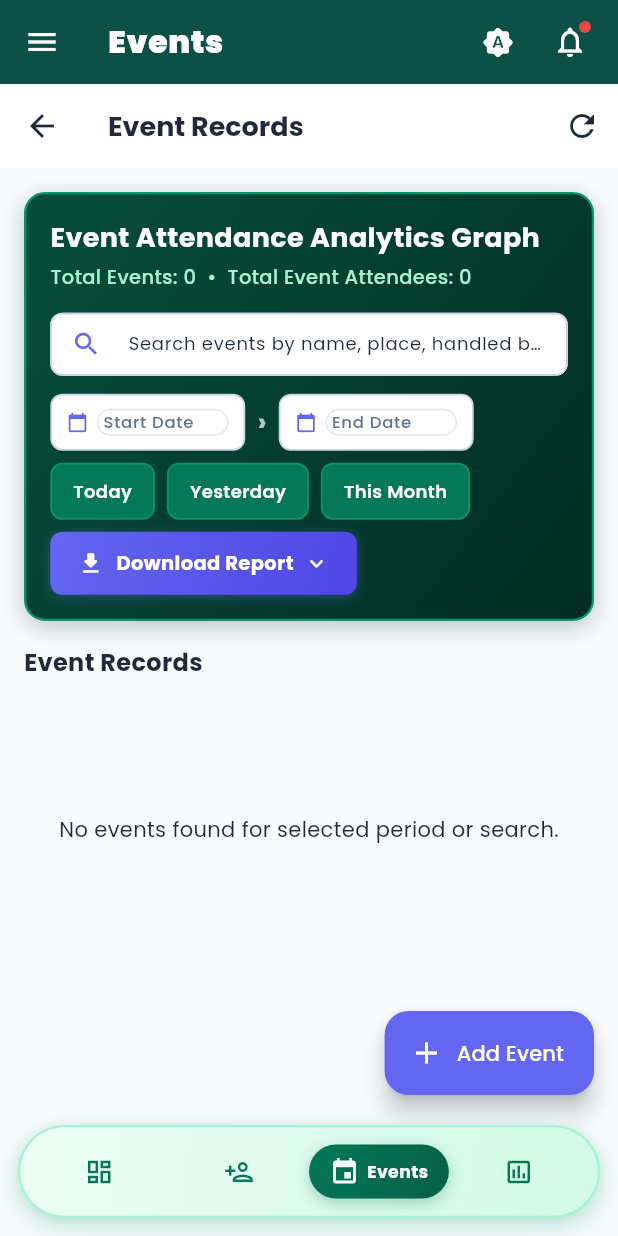
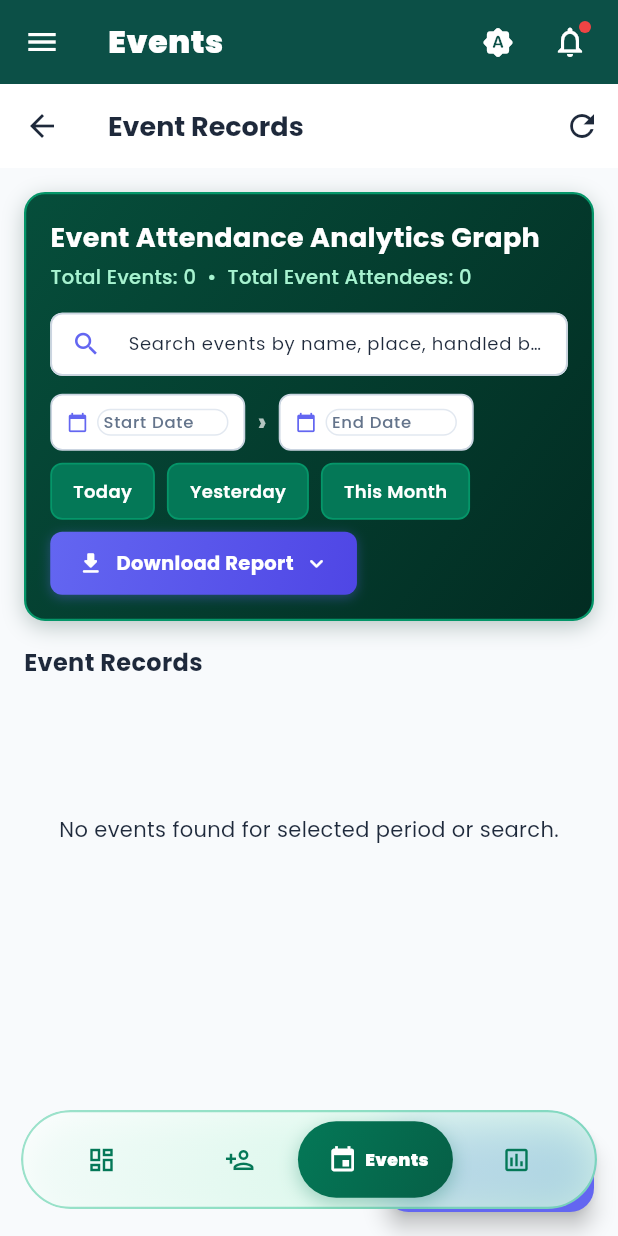
Before and after one commit to mdnaseef2004/City-Guest-Flutter, a Flutter app: the MainNavigationShell screen opened directly, item 3 of the bottom bar chosen, on a phone screen of 412 x 824 dp. Run offline on Flutter 3.47's test engine with Material 3 defaults, Android fonts, the phone set to English and light mode, and no system bars; our stand-ins replace file_picker, fl_chart, google_fonts, image_picker, pdf, printing and 2 more; missing offline and left inert: dart:js, excel; accounts and stored records are empty.

Commit message:
Add transparent glassmorphism moving liquid bottom navbar and smooth bouncy scroll behavior across web and mobile

```diff
--- /dev/null
+++ b/lib/core/scroll_behavior.dart
@@ -0,0 +1,30 @@
+import 'package:flutter/gestures.dart';
+import 'package:flutter/material.dart';
+
+class AppScrollBehavior extends MaterialScrollBehavior {
+  const AppScrollBehavior();
+
+  @override
+  Set<PointerDeviceKind> get dragDevices => {
+        PointerDeviceKind.touch,
+        PointerDeviceKind.mouse,
+        PointerDeviceKind.stylus,
+        PointerDeviceKind.trackpad,
+      };
+
+  @override
+  Widget buildScrollbar(BuildContext context, Widget child, ScrollableDetails details) {
+    return Scrollbar(
+      controller: details.controller,
+      thickness: 6,
+      radius: const Radius.circular(8),
+      thumbVisibility: false,
+      child: child,
+    );
+  }
+
+  @override
+  ScrollPhysics getScrollPhysics(BuildContext context) {
+    return const BouncingScrollPhysics(parent: AlwaysScrollableScrollPhysics());
+  }
+}
--- a/lib/main.dart
+++ b/lib/main.dart
@@ -3,6 +3,7 @@
 import 'package:provider/provider.dart';
 import 'config/constants.dart';
 import 'config/theme.dart';
+import 'core/scroll_behavior.dart';
 import 'providers/auth_provider.dart';
 import 'providers/guest_provider.dart';
 import 'providers/theme_provider.dart';
@@ -36,6 +37,7 @@
           return MaterialApp(
             title: AppConstants.appName,
             debugShowCheckedModeBanner: false,
+            scrollBehavior: const AppScrollBehavior(),
             theme: AppTheme.lightTheme,
             darkTheme: AppTheme.darkTheme,
             themeMode: themeProvider.themeMode,
--- a/lib/views/main_navigation_shell.dart
+++ b/lib/views/main_navigation_shell.dart
@@ -1,3 +1,4 @@
+import 'dart:ui';
 import 'package:flutter/material.dart';
 import 'package:google_fonts/google_fonts.dart';
 import 'package:provider/provider.dart';
@@ -255,7 +256,28 @@
               ],
             ),
           ),
-          body: _getSelectedView(isSuperAdmin),
+          extendBody: true,
+          body: AnimatedSwitcher(
+            duration: const Duration(milliseconds: 300),
+            switchInCurve: Curves.easeOutCubic,
+            switchOutCurve: Curves.easeInCubic,
+            transitionBuilder: (Widget child, Animation<double> animation) {
+              return FadeTransition(
+                opacity: animation,
+                child: SlideTransition(
+                  position: Tween<Offset>(
+                    begin: const Offset(0.0, 0.02),
+                    end: Offset.zero,
+                  ).animate(animation),
+                  child: child,
+                ),
+              );
+            },
+            child: KeyedSubtree(
+              key: ValueKey<int>(_selectedIndex),
+              child: _getSelectedView(isSuperAdmin),
+            ),
+          ),
           bottomNavigationBar: _buildLiquidBottomNavBar(navItems),
         ),
 
@@ -445,38 +467,79 @@
     final isDark = Theme.of(context).brightness == Brightness.dark;
 
     return Container(
-      margin: const EdgeInsets.only(left: 12, right: 12, bottom: 12, top: 4),
-      height: 62,
+      margin: const EdgeInsets.only(left: 14, right: 14, bottom: 18, top: 4),
+      height: 66,
+      child: ClipRRect(
+        borderRadius: BorderRadius.circular(36),
+        child: BackdropFilter(
+          filter: ImageFilter.blur(sigmaX: 16, sigmaY: 16),
+          child: Container(
             decoration: BoxDecoration(
               gradient: LinearGradient(
                 colors: isDark
-              ? [const Color(0xFF1E293B), const Color(0xFF0F172A)]
-              : [const Color(0xFFECFDF5), const Color(0xFFD1FAE5)],
+                    ? [
+                        const Color(0xFF1E293B).withValues(alpha: 0.78),
+                        const Color(0xFF0F172A).withValues(alpha: 0.72),
+                      ]
+                    : [
+                        Colors.white.withValues(alpha: 0.78),
+                        const Color(0xFFD1FAE5).withValues(alpha: 0.68),
+                      ],
                 begin: Alignment.topLeft,
                 end: Alignment.bottomRight,
               ),
-        borderRadius: BorderRadius.circular(32),
+              borderRadius: BorderRadius.circular(36),
               border: Border.all(
-          color: isDark ? const Color(0xFF334155) : const Color(0xFFA7F3D0),
+                color: isDark
+                    ? const Color(0xFF334155).withValues(alpha: 0.8)
+                    : const Color(0xFF10B981).withValues(alpha: 0.4),
                 width: 1.5,
               ),
-        boxShadow: const [
+              boxShadow: [
                 BoxShadow(
-            color: Color(0x3510B981),
-            blurRadius: 16,
-            spreadRadius: 1,
-            offset: Offset(0, 6),
-          ),
-          BoxShadow(
-            color: Color(0x1A064E3B),
-            blurRadius: 6,
-            offset: Offset(0, 2),
+                  color: isDark
+                      ? const Color(0x60000000)
+                      : const Color(0x3510B981),
+                  blurRadius: 20,
+                  spreadRadius: 2,
+                  offset: const Offset(0, 8),
                 ),
               ],
             ),
             child: Padding(
               padding: const EdgeInsets.symmetric(horizontal: 6, vertical: 6),
-        child: Row(
+              child: Stack(
+                children: [
+                  // Smooth Gliding Liquid Indicator Pill Background
+                  AnimatedAlign(
+                    duration: const Duration(milliseconds: 350),
+                    curve: Curves.easeOutBack,
+                    alignment: Alignment(-1.0 + (activeIndex * (2.0 / 3.0)), 0.0),
+                    child: FractionallySizedBox(
+                      widthFactor: 0.28,
+                      heightFactor: 1.0,
+                      child: Container(
+                        decoration: BoxDecoration(
+                          gradient: const LinearGradient(
+                            colors: [Color(0xFF047857), Color(0xFF065F46)],
+                            begin: Alignment.topLeft,
+                            end: Alignment.bottomRight,
+                          ),
+                          borderRadius: BorderRadius.circular(28),
+                          boxShadow: const [
+                            BoxShadow(
+                              color: Color(0x50047857),
+                              blurRadius: 10,
+                              offset: Offset(0, 4),
+                            ),
+                          ],
+                        ),
+                      ),
+                    ),
+                  ),
+
+                  // Interactive Tab Items Layer
+                  Row(
                     mainAxisAlignment: MainAxisAlignment.spaceAround,
                     children: List.generate(mobileIndices.length, (index) {
                       final isSelected = activeIndex == index;
@@ -490,38 +553,17 @@
                             });
                           },
                           behavior: HitTestBehavior.opaque,
-                child: AnimatedContainer(
-                  duration: const Duration(milliseconds: 280),
-                  curve: Curves.easeOutCubic,
-                  padding: EdgeInsets.symmetric(
-                    horizontal: isSelected ? 10 : 4,
-                    vertical: 8,
-                  ),
-                  decoration: BoxDecoration(
-                    gradient: isSelected
-                        ? const LinearGradient(
-                            colors: [Color(0xFF047857), Color(0xFF065F46)],
-                            begin: Alignment.topLeft,
-                            end: Alignment.bottomRight,
-                          )
-                        : null,
-                    borderRadius: BorderRadius.circular(24),
-                    boxShadow: isSelected
-                        ? const [
-                            BoxShadow(
-                              color: Color(0x50047857),
-                              blurRadius: 8,
-                              offset: Offset(0, 3),
-                            ),
-                          ]
-                        : null,
-                  ),
+                          child: Center(
+                            child: AnimatedSwitcher(
+                              duration: const Duration(milliseconds: 200),
                               child: Row(
+                                key: ValueKey<bool>(isSelected),
                                 mainAxisAlignment: MainAxisAlignment.center,
+                                mainAxisSize: MainAxisSize.min,
                                 children: [
                                   Icon(
                                     isSelected ? item.activeIcon : item.icon,
-                        size: isSelected ? 20 : 20,
+                                    size: 20,
                                     color: isSelected
                                         ? Colors.white
                                         : (isDark ? const Color(0xFF94A3B8) : const Color(0xFF047857)),
@@ -531,9 +573,9 @@
                                     Flexible(
                                       child: Text(
                                         item.title,
-                            style: const TextStyle(
+                                        style: GoogleFonts.poppins(
                                           color: Colors.white,
-                              fontWeight: FontWeight.bold,
+                                          fontWeight: FontWeight.w900,
                                           fontSize: 11.5,
                                         ),
                                         maxLines: 1,
@@ -545,8 +587,14 @@
                               ),
                             ),
                           ),
+                        ),
                       );
                     }),
+                  ),
+                ],
+              ),
+            ),
+          ),
         ),
       ),
     );
```
Lines whose indentation alone changed are shown as unchanged.
